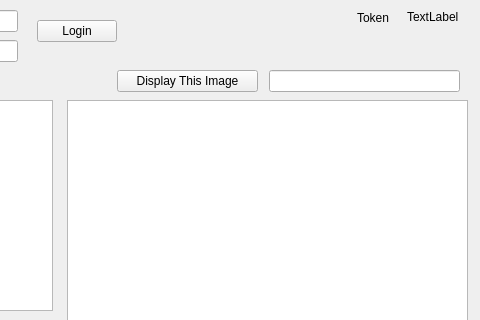
Before: the Qt Designer form Image-Viewer/mainwindow.ui in shehab-as/Distributed-Systems, drawn with Qt 5; both pictures show x 213 to 693 and y 0 to 320 of the 693 by 514 pixel window.
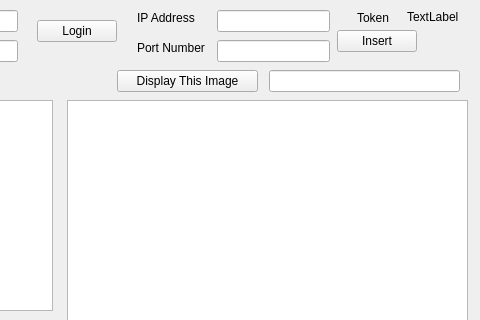
After: the same form once the commit is applied.

Patch:
```diff
--- a/Image-Viewer/mainwindow.ui
+++ b/Image-Viewer/mainwindow.ui
@@ -249,8 +249,8 @@
    <widget class="QLabel" name="Login_Color">
     <property name="geometry">
      <rect>
-      <x>350</x>
-      <y>10</y>
+      <x>330</x>
+      <y>20</y>
       <width>41</width>
       <height>31</height>
      </rect>
@@ -259,6 +259,65 @@
      <string/>
     </property>
    </widget>
+   <widget class="QLabel" name="Label_IP">
+    <property name="geometry">
+     <rect>
+      <x>350</x>
+      <y>10</y>
+      <width>71</width>
+      <height>16</height>
+     </rect>
+    </property>
+    <property name="text">
+     <string>IP Address</string>
+    </property>
+   </widget>
+   <widget class="QLabel" name="Label_Port">
+    <property name="geometry">
+     <rect>
+      <x>350</x>
+      <y>40</y>
+      <width>81</width>
+      <height>16</height>
+     </rect>
+    </property>
+    <property name="text">
+     <string>Port Number</string>
+    </property>
+   </widget>
+   <widget class="QLineEdit" name="Input_IP">
+    <property name="geometry">
+     <rect>
+      <x>430</x>
+      <y>10</y>
+      <width>113</width>
+      <height>22</height>
+     </rect>
+    </property>
+   </widget>
+   <widget class="QLineEdit" name="Input_Port">
+    <property name="geometry">
+     <rect>
+      <x>430</x>
+      <y>40</y>
+      <width>113</width>
+      <height>22</height>
+     </rect>
+    </property>
+   </widget>
+   <widget class="QPushButton" name="Insert">
+    <property name="geometry">
+     <rect>
+      <x>550</x>
+      <y>30</y>
+      <width>80</width>
+      <height>22</height>
+     </rect>
+    </property>
+    <property name="text">
+     <string>Insert</string>
+    </property>
+   </widget>
   </widget>
   <widget class="QStatusBar" name="statusBar"/>
  </widget>
```
